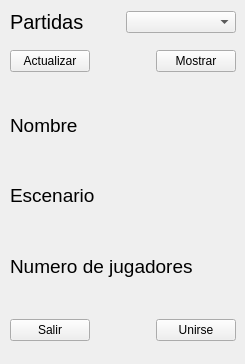
Above: Client/ui/ui/buscarpartida.ui from AbrahamOsco/Worms-Taller-1 before the change. Below: the same form after it.
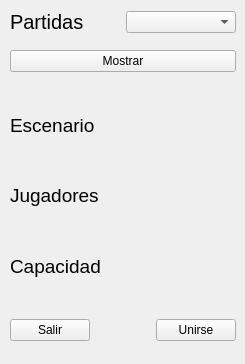
That is the form after the change.

The edit to the form file:
```diff
--- a/Client/ui/ui/buscarpartida.ui
+++ b/Client/ui/ui/buscarpartida.ui
@@ -60,29 +60,6 @@
     </item>
     <item>
      <layout class="QHBoxLayout" name="horizontalLayout_2">
-      <item>
-       <widget class="QPushButton" name="buttonActualizar">
-        <property name="text">
-         <string>Actualizar</string>
-        </property>
-       </widget>
-      </item>
-      <item>
-       <spacer name="horizontalSpacer_2">
-        <property name="orientation">
-         <enum>Qt::Horizontal</enum>
-        </property>
-        <property name="sizeType">
-         <enum>QSizePolicy::Expanding</enum>
-        </property>
-        <property name="sizeHint" stdset="0">
-         <size>
-          <width>40</width>
-          <height>20</height>
-         </size>
-        </property>
-       </spacer>
-      </item>
       <item>
        <widget class="QPushButton" name="buttonMostrar">
         <property name="text">
@@ -108,18 +85,6 @@
       </property>
      </spacer>
     </item>
-    <item>
-     <widget class="QLabel" name="labelNombre">
-      <property name="font">
-       <font>
-        <pointsize>14</pointsize>
-       </font>
-      </property>
-      <property name="text">
-       <string>Nombre</string>
-      </property>
-     </widget>
-    </item>
     <item>
      <widget class="QLabel" name="labelEscenario">
       <property name="font">
@@ -140,7 +105,19 @@
        </font>
       </property>
       <property name="text">
-       <string>Numero de jugadores</string>
+       <string>Jugadores</string>
+      </property>
+     </widget>
+    </item>
+    <item>
+     <widget class="QLabel" name="labelCapacidad">
+      <property name="font">
+       <font>
+        <pointsize>14</pointsize>
+       </font>
+      </property>
+      <property name="text">
+       <string>Capacidad</string>
       </property>
      </widget>
     </item>
```
Left out of the diff: 2 changed lines with no effect on the pictures.
